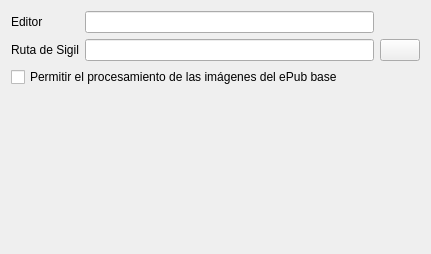
The window that epubcreator/gui/forms/preferences_general_widget.ui (leandro86/epubcreator) describes before a commit, drawn with Qt 5.
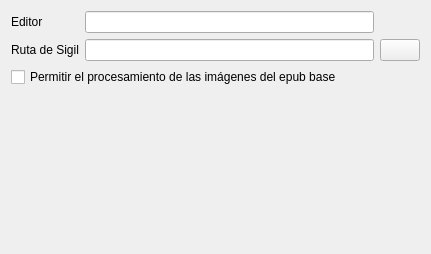
The same window after the commit. Icons and pictures are not drawn.

Commit message: Cambiado todos los strings "ePub" a "Epub".

Diff of the .ui file:
```diff
--- a/epubcreator/gui/forms/preferences_general_widget.ui
+++ b/epubcreator/gui/forms/preferences_general_widget.ui
@@ -64,7 +64,7 @@
       <string/>
      </property>
      <property name="text">
-      <string>Permitir el procesamiento de las imágenes del ePub base</string>
+      <string>Permitir el procesamiento de las imágenes del epub base</string>
      </property>
     </widget>
    </item>
```
The commit also changes 2 other files.
